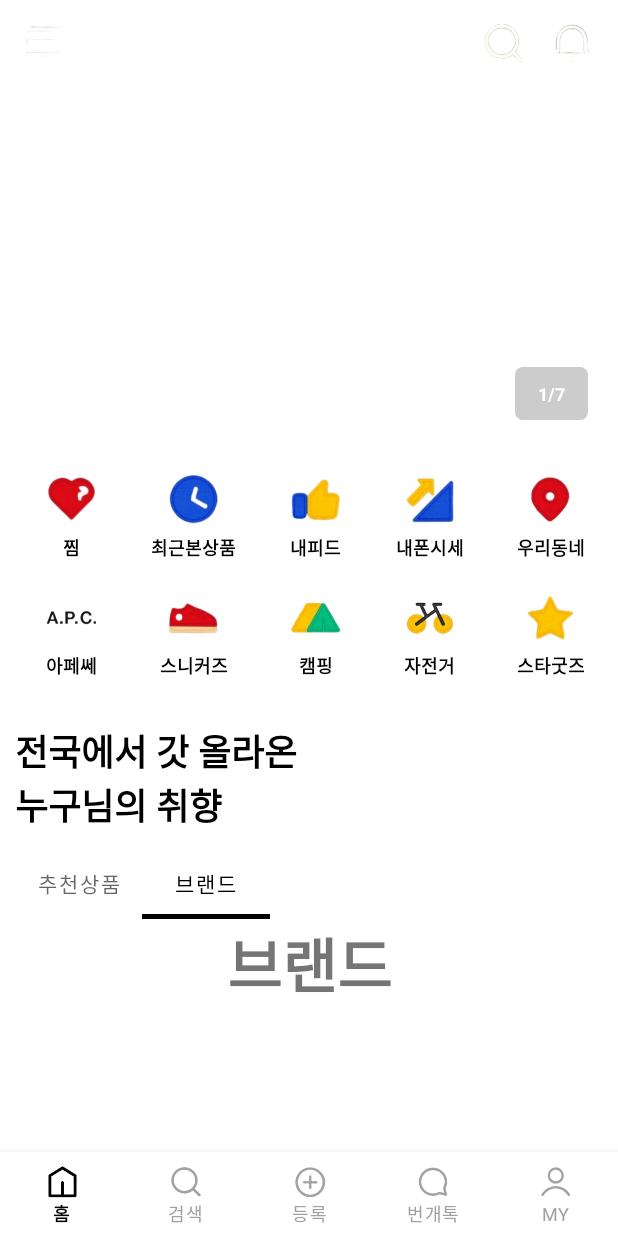
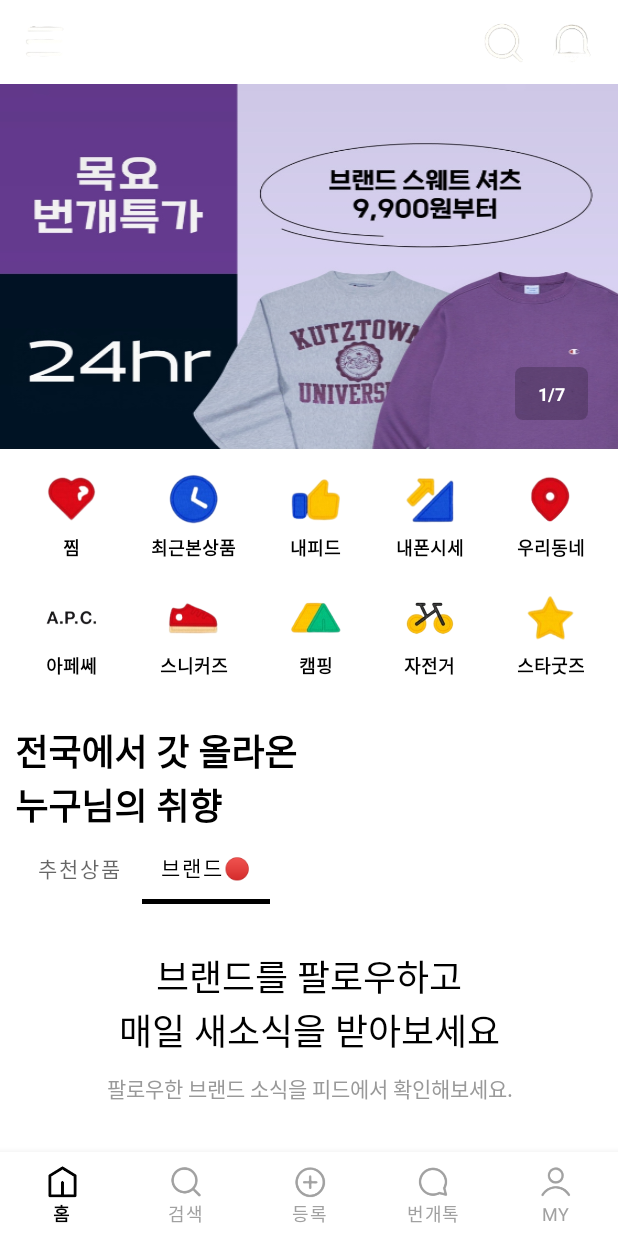
Before and after one commit to mock-rc8/bunjang_android_viva, an Android app: the HomeFragment screen opened directly, with no data from a screen before it, tab 2 chosen, on a phone screen of 412 x 824 dp. Run offline under Robolectric (Android 15) with nearby library versions, the light colour scheme and no system bars; pictures from the network do not load.

Commit message:
Bunjang clone 광고 Viewpager, 홈UI 재구성, viewpager 오류수정

```diff
--- a/app/build.gradle
+++ b/app/build.gradle
@@ -55,6 +55,8 @@
 
     implementation("com.tbuonomo:dotsindicator:4.3")
 
+    implementation 'com.github.bumptech.glide:glide:4.13.2'
+
     androidTestImplementation 'androidx.test.ext:junit:1.1.3'
     androidTestImplementation 'androidx.test.espresso:espresso-core:3.4.0'
 }
--- /dev/null
+++ b/app/src/main/java/com/example/bunjang_clone/src/home/AdSliderAdapter.kt
@@ -0,0 +1,35 @@
+package com.example.bunjang_clone.src.home
+
+import android.view.LayoutInflater
+import android.view.ViewGroup
+import androidx.recyclerview.widget.RecyclerView
+import com.bumptech.glide.Glide
+import com.example.bunjang_clone.databinding.ItemHomeAdSliderBinding
+
+class AdSliderAdapter(adViewList: ArrayList<Int>) : RecyclerView.Adapter<AdSliderAdapter.AdViewHolder>() {
+
+    private val itemList = adViewList
+
+    inner class AdViewHolder(val binding: ItemHomeAdSliderBinding) : RecyclerView.ViewHolder(binding.root) {
+        fun bind(item: Int){
+            Glide.with(binding.root.context)
+                .load(item)
+                .into(binding.itemAdSlider)
+        }
+
+    }
+
+    override fun onCreateViewHolder(parent: ViewGroup, viewType: Int): AdViewHolder {
+        val layoutInflater = LayoutInflater.from(parent.context)
+        val binding = ItemHomeAdSliderBinding.inflate(layoutInflater, parent, false)
+        return AdViewHolder(binding)
+    }
+
+    override fun onBindViewHolder(holder: AdViewHolder, position: Int) {
+        holder.bind(itemList[position])
+    }
+
+    override fun getItemCount(): Int {
+        return itemList.size
+    }
+}
--- a/app/src/main/java/com/example/bunjang_clone/src/home/HomeFragment.kt
+++ b/app/src/main/java/com/example/bunjang_clone/src/home/HomeFragment.kt
@@ -1,8 +1,10 @@
 package com.example.bunjang_clone.src.home
 
 import android.os.Bundle
+import android.os.Handler
+import android.os.Looper
 import android.view.View
-import androidx.fragment.app.FragmentActivity
+import androidx.viewpager2.widget.ViewPager2
 import com.example.bunjang_clone.R
 import com.example.bunjang_clone.config.BaseFragment
 import com.example.bunjang_clone.databinding.FragmentHomeBinding
@@ -10,16 +12,70 @@
 
 class HomeFragment : BaseFragment<FragmentHomeBinding>(FragmentHomeBinding::bind, R.layout.fragment_home) {
 
-    private val information = arrayListOf("추천상품", "브랜드")
+    private var adViewThred = true
+
+    private lateinit var adTread : Thread
+
+    private lateinit var adSliderAdapter: AdSliderAdapter
+
+    var adPageCnt = 0
+
+    private val information = arrayListOf("추천상품", "브랜드\uD83D\uDD34")
+
+    val adViewList = arrayListOf(R.drawable.img_home_ad1, R.drawable.img_home_ad2, R.drawable.img_home_ad3,
+        R.drawable.img_home_ad4, R.drawable.img_home_ad5, R.drawable.img_home_ad6, R.drawable.img_home_ad7)
 
     override fun onViewCreated(view: View, savedInstanceState: Bundle?) {
         super.onViewCreated(view, savedInstanceState)
 
+        // 광고
+        adViewPage()
+
+        // 중간 추천상품, 브랜드
+        productAdapter()
+
+        adTread = Thread() {
+            val handler = Handler(Looper.getMainLooper())
+            while (adViewThred) {
+                handler.post {
+                    binding.vpHomeAd.setCurrentItem(adPageCnt++ % adViewList.size, false)
+                }
+                Thread.sleep(2000)
+            }
+        }
+        adTread.start()
+
+    }
+
+    private fun productAdapter() {
         val homeAdapter = HomeVpAdapter(this)
         binding.vpPdBrand.adapter = homeAdapter
         TabLayoutMediator(binding.tlHomeProduct, binding.vpPdBrand) {
-            tab,position ->
+                tab,position ->
             tab.text = information[position]
         }.attach()
     }
+
+    private fun adViewPage() {
+        adSliderAdapter = AdSliderAdapter(adViewList)
+
+        binding.vpHomeAd.adapter = adSliderAdapter
+
+        binding.vpHomeAd.orientation = ViewPager2.ORIENTATION_HORIZONTAL
+
+        binding.vpHomeAd.registerOnPageChangeCallback(object : ViewPager2.OnPageChangeCallback() {
+            override fun onPageSelected(position: Int) {
+                binding.tvHomeAdPage.text = "${binding.vpHomeAd.currentItem + 1}/${adViewList.size}"
+
+                adPageCnt = binding.vpHomeAd.currentItem
+                super.onPageSelected(position)
+            }
+        })
+    }
+
+    override fun onDestroy() {
+        super.onDestroy()
+
+        adViewThred = false
+    }
 }
--- a/app/src/main/java/com/example/bunjang_clone/src/login/LoginActivity.kt
+++ b/app/src/main/java/com/example/bunjang_clone/src/login/LoginActivity.kt
@@ -77,7 +77,8 @@
             }
         }
     }
-    fun bottomSheet(){
+
+    private fun bottomSheet(){
         val bottomSheet = layoutInflater.inflate(R.layout.fragment_login_other_sheet, null)
         val bottomSheetDialog = BottomSheetDialog(this)
         bottomSheetDialog.setContentView(bottomSheet)
--- /dev/null
+++ b/app/src/main/res/drawable/home_scrollbar_background.xml
@@ -0,0 +1,7 @@
+<?xml version="1.0" encoding="utf-8"?>
+<shape xmlns:android="http://schemas.android.com/apk/res/android"
+    android:shape="rectangle">
+    <solid android:color="@color/more_light_gray"/>
+    <corners android:radius="20dp"/>
+
+</shape>
--- /dev/null
+++ b/app/src/main/res/drawable/home_scrollbar_indicator.xml
@@ -0,0 +1,7 @@
+<?xml version="1.0" encoding="utf-8"?>
+<shape xmlns:android="http://schemas.android.com/apk/res/android"
+    android:shape="rectangle">
+    <solid android:color="@color/light_gray"/>
+    <corners android:radius="20dp"/>
+
+</shape>
--- a/app/src/main/res/layout/fragment_brand.xml
+++ b/app/src/main/res/layout/fragment_brand.xml
@@ -1,17 +1,71 @@
 <?xml version="1.0" encoding="utf-8"?>
 <androidx.constraintlayout.widget.ConstraintLayout xmlns:android="http://schemas.android.com/apk/res/android"
+    xmlns:app="http://schemas.android.com/apk/res-auto"
     android:layout_width="match_parent"
-    android:layout_height="match_parent"
-    xmlns:app="http://schemas.android.com/apk/res-auto">
+    android:layout_height="match_parent">
 
-    <TextView
-        android:layout_width="wrap_content"
+    <androidx.core.widget.NestedScrollView
+        android:layout_width="match_parent"
         android:layout_height="wrap_content"
-        android:text="브랜드"
-        android:textStyle="bold"
-        android:textSize="40sp"
+        app:layout_constraintEnd_toEndOf="parent"
         app:layout_constraintStart_toStartOf="parent"
-        app:layout_constraintEnd_toEndOf="parent"
-        app:layout_constraintTop_toTopOf="parent" />
+        app:layout_constraintTop_toTopOf="parent">
+
+        <androidx.constraintlayout.widget.ConstraintLayout
+            android:layout_width="match_parent"
+            android:layout_height="wrap_content">
+
+            <TextView
+                android:id="@+id/tv_brand_follow"
+                android:layout_width="wrap_content"
+                android:layout_height="wrap_content"
+                android:layout_marginTop="30dp"
+                android:gravity="center"
+                android:text="브랜드를 팔로우하고\n매일 새소식을 받아보세요"
+                android:textColor="@color/black"
+                android:textSize="24sp"
+                app:layout_constraintEnd_toEndOf="parent"
+                app:layout_constraintStart_toStartOf="parent"
+                app:layout_constraintTop_toTopOf="parent" />
+
+            <TextView
+                android:id="@+id/tv_brand_feed"
+                android:layout_width="wrap_content"
+                android:layout_height="wrap_content"
+                android:layout_marginTop="10dp"
+                android:gravity="center"
+                android:text="팔로우한 브랜드 소식을 피드에서 확인해보세요."
+                android:textColor="@color/gray"
+                app:layout_constraintEnd_toEndOf="@id/tv_brand_follow"
+                app:layout_constraintStart_toStartOf="@id/tv_brand_follow"
+                app:layout_constraintTop_toBottomOf="@id/tv_brand_follow" />
+
+            <ImageView
+                android:id="@+id/iv_brand_ad"
+                android:layout_width="match_parent"
+                android:layout_height="130dp"
+                android:layout_marginTop="20dp"
+                android:src="@drawable/img_brand_ad"
+                app:layout_constraintEnd_toEndOf="parent"
+                app:layout_constraintStart_toStartOf="parent"
+                app:layout_constraintTop_toBottomOf="@id/tv_brand_feed" />
+
+            <androidx.appcompat.widget.AppCompatButton
+                android:layout_width="190dp"
+                android:layout_height="50dp"
+                android:layout_marginTop="30dp"
+                android:background="@drawable/login_color_red"
+                android:text="브랜드 보러가기"
+                android:textColor="@color/white"
+                android:textSize="16sp"
+                android:textStyle="bold"
+                app:layout_constraintEnd_toEndOf="@id/iv_brand_ad"
+                app:layout_constraintStart_toStartOf="@id/iv_brand_ad"
+                app:layout_constraintTop_toBottomOf="@id/iv_brand_ad" />
+
+
+        </androidx.constraintlayout.widget.ConstraintLayout>
+
+    </androidx.core.widget.NestedScrollView>
 
 </androidx.constraintlayout.widget.ConstraintLayout>
--- a/app/src/main/res/layout/fragment_home.xml
+++ b/app/src/main/res/layout/fragment_home.xml
@@ -15,11 +15,6 @@
             android:layout_width="match_parent"
             android:layout_height="wrap_content"
             app:layout_scrollFlags="scroll|exitUntilCollapsed">
-
-            <LinearLayout
-                android:layout_width="match_parent"
-                android:layout_height="wrap_content"
-                android:orientation="vertical">
 
             <androidx.constraintlayout.widget.ConstraintLayout
                 android:id="@+id/cl_ad"
@@ -44,6 +39,7 @@
                     app:layout_constraintEnd_toEndOf="parent">
 
                     <TextView
+                        android:id="@+id/tv_home_ad_page"
                         android:layout_width="wrap_content"
                         android:layout_height="wrap_content"
                         android:layout_marginHorizontal="15dp"
@@ -58,12 +54,6 @@
 
                 </androidx.constraintlayout.widget.ConstraintLayout>
 
-                </androidx.constraintlayout.widget.ConstraintLayout>
-
-                <androidx.constraintlayout.widget.ConstraintLayout
-                    android:layout_width="match_parent"
-                    android:layout_height="wrap_content">
-
                 <HorizontalScrollView
                     android:id="@+id/hsv_home_items"
                     android:layout_width="match_parent"
@@ -74,8 +64,7 @@
                     android:scrollbars="none"
                     app:layout_constraintEnd_toEndOf="parent"
                     app:layout_constraintStart_toStartOf="parent"
-
-                        app:layout_constraintTop_toTopOf="parent">
+                    app:layout_constraintTop_toBottomOf="@id/vp_home_ad">
 
                     <TableLayout
                         android:layout_width="match_parent"
@@ -519,15 +508,32 @@
                 </HorizontalScrollView>
 
                 <HorizontalScrollView
-                        app:layout_constraintTop_toBottomOf="@id/hsv_home_items"
+                    android:id="@+id/hsv_home_indicator"
+                    android:layout_width="60dp"
+                    android:layout_height="3dp"
+                    android:layout_marginTop="10dp"
+                    android:scrollbarThumbHorizontal="@drawable/home_scrollbar_indicator"
+                    android:scrollbarTrackHorizontal="@drawable/home_scrollbar_background"
+                    android:scrollbars="horizontal"
+                    app:layout_constraintEnd_toEndOf="parent"
                     app:layout_constraintStart_toStartOf="parent"
+                    app:layout_constraintTop_toBottomOf="@id/hsv_home_items">
+
+                    <androidx.constraintlayout.widget.ConstraintLayout
+                        android:layout_width="match_parent"
+                        android:layout_height="match_parent">
+
+                        <View
+                            android:layout_width="140dp"
+                            android:layout_height="match_parent"
+                            app:layout_constraintBottom_toBottomOf="parent"
                             app:layout_constraintEnd_toEndOf="parent"
-                        android:layout_marginTop="10dp"
-                        android:fadeScrollbars="false"
+                            app:layout_constraintStart_toStartOf="parent"
+                            app:layout_constraintTop_toTopOf="parent" />
 
-                        android:scrollbars="horizontal"
-                        android:layout_width="60dp"
-                        android:layout_height="3dp"/>
+                    </androidx.constraintlayout.widget.ConstraintLayout>
+
+                </HorizontalScrollView>
 
                 <TextView
                     android:id="@+id/tv_home_id_title"
@@ -543,8 +549,6 @@
                     app:layout_constraintTop_toBottomOf="@id/hsv_home_items" />
 
             </androidx.constraintlayout.widget.ConstraintLayout>
-
-            </LinearLayout>
 
             <Toolbar
                 android:layout_width="match_parent"
@@ -598,7 +602,6 @@
             android:layout_width="170dp"
             android:layout_height="wrap_content"
             android:layout_marginStart="10dp"
-            android:layout_marginTop="10dp"
             app:layout_constraintStart_toStartOf="parent"
             app:layout_constraintTop_toBottomOf="@id/tv_home_id_title"
             app:tabIndicatorColor="@color/black"
@@ -618,10 +621,10 @@
         </com.google.android.material.tabs.TabLayout>
 
     </com.google.android.material.appbar.AppBarLayout>
-
     <androidx.viewpager2.widget.ViewPager2
         android:id="@+id/vp_pd_brand"
         android:layout_width="match_parent"
         android:layout_height="match_parent"
         app:layout_behavior="@string/appbar_scrolling_view_behavior" />
+
 </androidx.coordinatorlayout.widget.CoordinatorLayout>
--- /dev/null
+++ b/app/src/main/res/layout/item_home_ad_slider.xml
@@ -0,0 +1,19 @@
+<?xml version="1.0" encoding="utf-8"?>
+<androidx.constraintlayout.widget.ConstraintLayout xmlns:android="http://schemas.android.com/apk/res/android"
+    xmlns:app="http://schemas.android.com/apk/res-auto"
+    android:layout_width="match_parent"
+    android:layout_height="match_parent">
+
+    <ImageView
+        android:id="@+id/item_ad_slider"
+        android:layout_width="match_parent"
+        android:layout_height="match_parent"
+        android:adjustViewBounds="true"
+        android:scaleType="fitXY"
+        android:src="@drawable/img_home_ad1"
+        app:layout_constraintBottom_toBottomOf="parent"
+        app:layout_constraintEnd_toEndOf="parent"
+        app:layout_constraintStart_toStartOf="parent"
+        app:layout_constraintTop_toTopOf="parent" />
+
+</androidx.constraintlayout.widget.ConstraintLayout>
--- a/app/src/main/res/values/colors.xml
+++ b/app/src/main/res/values/colors.xml
@@ -7,6 +7,7 @@
     <color name="teal_700">#FF018786</color>
     <color name="black">#FF000000</color>
     <color name="white">#FFFFFFFF</color>
+    <color name="gray">#FF999999</color>
 
     <color name="colorAccent">#889dfe</color>
 
```
Also changed, not shown: app/src/main/res/drawable-v24/img_brand_ad.png (added), app/src/main/res/drawable-v24/img_home_ad1.png (added), app/src/main/res/drawable-v24/img_home_ad2.png (added), app/src/main/res/drawable-v24/img_home_ad3.png (added), app/src/main/res/drawable-v24/img_home_ad4.png (added), app/src/main/res/drawable-v24/img_home_ad5.png (added), app/src/main/res/drawable-v24/img_home_ad6.png (added), app/src/main/res/drawable-v24/img_home_ad7.png (added), 1 other file. Lines whose indentation alone changed are shown as unchanged.
